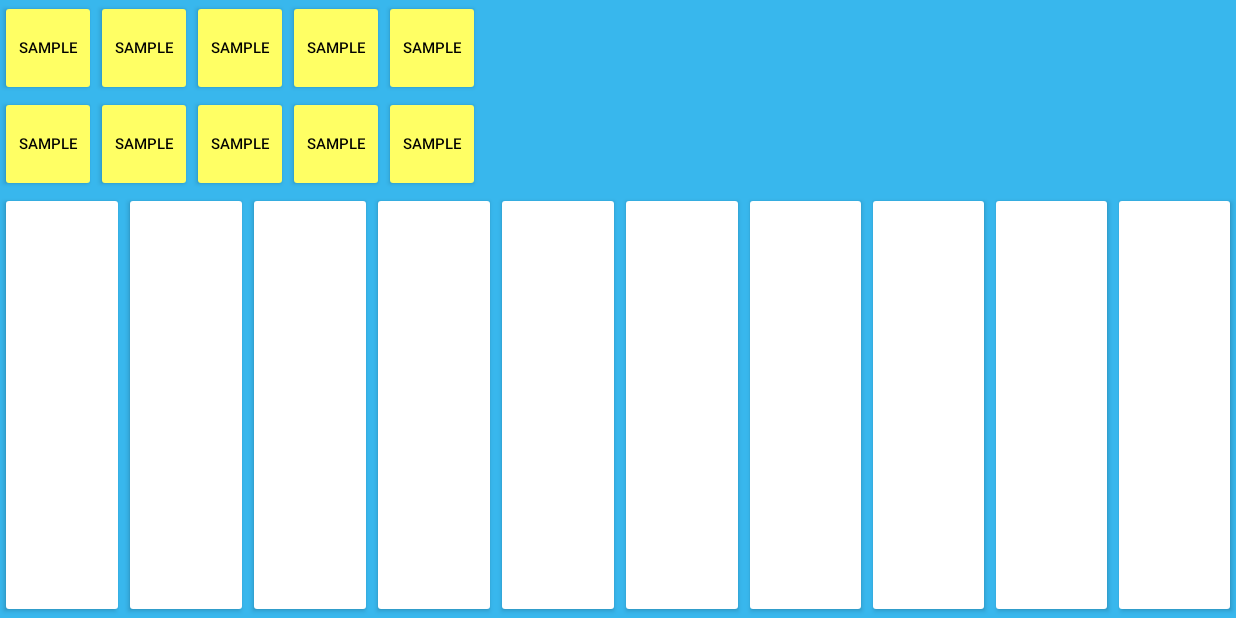
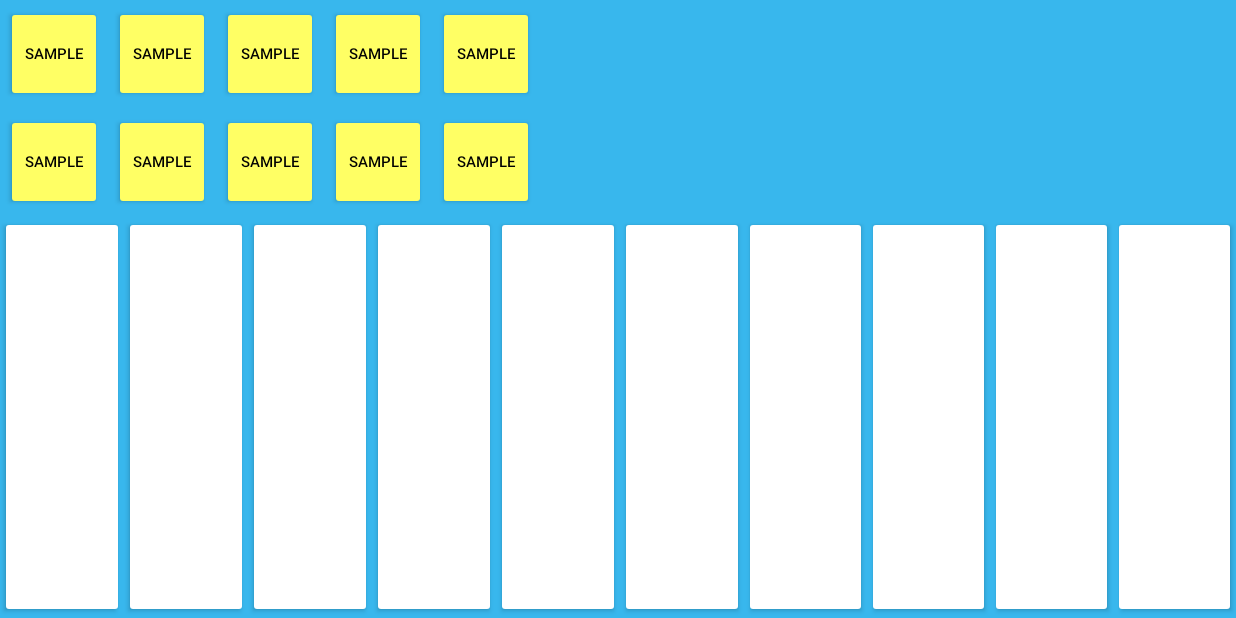
Before and after one commit to troyspencer/GenesKeyboardDeluxe, an Android app: the screen it shows after launch (MainActivity), on a phone screen of 824 x 412 dp (held sideways). Run offline under Robolectric (Android 15) with nearby library versions, the phone set to English and light mode, and no system bars.

Commit message:
tablet and phone ui support

```diff
--- a/Application/src/main/res/layout-sw600dp-land/activity_main.xml
+++ b/Application/src/main/res/layout-sw600dp-land/activity_main.xml
@@ -22,36 +22,167 @@
 
     <RelativeLayout
         android:layout_width="match_parent"
+        android:layout_height="match_parent"
+        android:background="#38b7ed">
+
+        <LinearLayout
+            android:orientation="vertical"
+            android:layout_width="match_parent"
+            android:layout_height="match_parent">
+
+            <GridLayout
+                android:layout_width="wrap_content"
+                android:layout_height="wrap_content"
+                android:columnCount="5"
+                android:rowCount="2"
+                android:useDefaultMargins="true"
+                android:id="@+id/myGrid"
+                android:layout_gravity="left">
+
+
+                <Button
+                    android:layout_width="103dp"
+                    android:layout_height="103dp"
+                    android:text="Sample"
+                    android:id="@+id/button11"
+                    android:contextClickable="false"
+                    android:textColor="#000000" />
+
+                <Button
+                    android:layout_width="103dp"
+                    android:layout_height="103dp"
+                    android:text="Sample"
+                    android:id="@+id/button12"
+                    android:contextClickable="false"
+                    android:textColor="#000000" />
+
+                <Button
+                    android:layout_width="103dp"
+                    android:layout_height="103dp"
+                    android:text="Sample"
+                    android:id="@+id/button13"
+                    android:contextClickable="false"
+                    android:textColor="#000000" />
+
+                <Button
+                    android:layout_width="103dp"
+                    android:layout_height="103dp"
+                    android:text="Sample"
+                    android:id="@+id/button14"
+                    android:contextClickable="false"
+                    android:textColor="#000000" />
+
+                <Button
+                    android:layout_width="103dp"
+                    android:layout_height="103dp"
+                    android:text="Sample"
+                    android:id="@+id/button15"
+                    android:contextClickable="false"
+                    android:textColor="#000000" />
+
+                <Button
+                    android:layout_width="103dp"
+                    android:layout_height="103dp"
+                    android:text="Sample"
+                    android:id="@+id/button21"
+                    android:contextClickable="false"
+                    android:textColor="#000000" />
+
+                <Button
+                    android:layout_width="103dp"
+                    android:layout_height="103dp"
+                    android:text="Sample"
+                    android:id="@+id/button22"
+                    android:contextClickable="false"
+                    android:textColor="#000000" />
+
+                <Button
+                    android:layout_width="103dp"
+                    android:layout_height="103dp"
+                    android:text="Sample"
+                    android:id="@+id/button23"
+                    android:contextClickable="false"
+                    android:textColor="#000000" />
+
+                <Button
+                    android:layout_width="103dp"
+                    android:layout_height="103dp"
+                    android:text="Sample"
+                    android:id="@+id/button24"
+                    android:contextClickable="false"
+                    android:textColor="#000000" />
+
+                <Button
+                    android:layout_width="103dp"
+                    android:layout_height="103dp"
+                    android:text="Sample"
+                    android:id="@+id/button25"
+                    android:contextClickable="false"
+                    android:textColor="#000000" />
+            </GridLayout>
+
+            <LinearLayout
+                android:orientation="horizontal"
+                android:layout_width="match_parent"
                 android:layout_height="match_parent">
 
                 <Button
-            android:layout_width="86dp"
-            android:layout_height="86dp"
-            android:text="New Button"
-            android:id="@+id/button"
-            android:layout_marginLeft="22dp"
-            android:layout_marginTop="26dp"
-            android:background="@android:color/transparent"
-            android:textColor="#000000" />
+                    android:layout_width="match_parent"
+                    android:layout_height="match_parent"
+                    android:id="@+id/key1"
+                    android:layout_weight="1" />
 
                 <Button
-            android:layout_width="86dp"
-            android:layout_height="86dp"
-            android:text="New Button"
-            android:id="@+id/button2"
-            android:layout_marginTop="26dp"
-            android:layout_marginLeft="152dp"
-            android:background="@android:color/transparent"
-            android:textColor="#000000" />
+                    android:layout_width="match_parent"
+                    android:layout_height="match_parent"
+                    android:id="@+id/key2"
+                    android:layout_weight="1" />
+                <Button
+                    android:layout_width="match_parent"
+                    android:layout_height="match_parent"
+                    android:id="@+id/key3"
+                    android:layout_weight="1" />
 
                 <Button
-            android:layout_width="86dp"
-            android:layout_height="86dp"
-            android:text="New Button"
-            android:id="@+id/button3"
-            android:layout_marginTop="26dp"
-            android:layout_marginLeft="284dp"
-            android:textColor="#000000" />
+                    android:layout_width="match_parent"
+                    android:layout_height="match_parent"
+                    android:id="@+id/key4"
+                    android:layout_weight="1" />
+                <Button
+                    android:layout_width="match_parent"
+                    android:layout_height="match_parent"
+                    android:id="@+id/key5"
+                    android:layout_weight="1" />
+
+                <Button
+                    android:layout_width="match_parent"
+                    android:layout_height="match_parent"
+                    android:id="@+id/key6"
+                    android:layout_weight="1" />
+                <Button
+                    android:layout_width="match_parent"
+                    android:layout_height="match_parent"
+                    android:id="@+id/key7"
+                    android:layout_weight="1" />
+
+                <Button
+                    android:layout_width="match_parent"
+                    android:layout_height="match_parent"
+                    android:id="@+id/key8"
+                    android:layout_weight="1" />
+                <Button
+                    android:layout_width="match_parent"
+                    android:layout_height="match_parent"
+                    android:id="@+id/key9"
+                    android:layout_weight="1" />
+
+                <Button
+                    android:layout_width="match_parent"
+                    android:layout_height="match_parent"
+                    android:id="@+id/key10"
+                    android:layout_weight="1" />
+            </LinearLayout>
+        </LinearLayout>
 
         <ImageView
             android:layout_width="match_parent"
@@ -59,7 +190,9 @@
             android:id="@+id/imageView"
             android:src="@drawable/keyboard"
             android:scaleType="fitXY"
-            android:paddingLeft="0dp" />
+            android:paddingLeft="0dp"
+            android:alpha="0"
+            android:backgroundTint="#ffffff" />
 
     </RelativeLayout>
 
--- a/Application/src/main/res/layout/activity_main.xml
+++ b/Application/src/main/res/layout/activity_main.xml
@@ -35,7 +35,7 @@
                 android:layout_height="wrap_content"
                 android:columnCount="5"
                 android:rowCount="2"
-                android:useDefaultMargins="false"
+                android:useDefaultMargins="true"
                 android:id="@+id/myGrid"
                 android:layout_gravity="left">
 
@@ -45,90 +45,90 @@
                     android:layout_height="64dp"
                     android:text="Sample"
                     android:id="@+id/button11"
-                    android:textSize="10dp"
                     android:contextClickable="false"
-                    android:textColor="#000000" />
+                    android:textColor="#000000"
+                    android:textSize="10dp" />
 
                 <Button
                     android:layout_width="64dp"
                     android:layout_height="64dp"
                     android:text="Sample"
                     android:id="@+id/button12"
-                    android:textSize="10dp"
                     android:contextClickable="false"
-                    android:textColor="#000000" />
+                    android:textColor="#000000"
+                    android:textSize="10dp" />
 
                 <Button
                     android:layout_width="64dp"
                     android:layout_height="64dp"
                     android:text="Sample"
                     android:id="@+id/button13"
-                    android:textSize="10dp"
                     android:contextClickable="false"
-                    android:textColor="#000000" />
+                    android:textColor="#000000"
+                    android:textSize="10dp" />
 
                 <Button
                     android:layout_width="64dp"
                     android:layout_height="64dp"
                     android:text="Sample"
                     android:id="@+id/button14"
-                    android:textSize="10dp"
                     android:contextClickable="false"
-                    android:textColor="#000000" />
+                    android:textColor="#000000"
+                    android:textSize="10dp" />
 
                 <Button
                     android:layout_width="64dp"
                     android:layout_height="64dp"
                     android:text="Sample"
                     android:id="@+id/button15"
-                    android:textSize="10dp"
                     android:contextClickable="false"
-                    android:textColor="#000000" />
+                    android:textColor="#000000"
+                    android:textSize="10dp" />
 
                 <Button
                     android:layout_width="64dp"
                     android:layout_height="64dp"
                     android:text="Sample"
                     android:id="@+id/button21"
-                    android:textSize="10dp"
                     android:contextClickable="false"
-                    android:textColor="#000000" />
+                    android:textColor="#000000"
+                    android:textSize="10dp" />
 
                 <Button
                     android:layout_width="64dp"
                     android:layout_height="64dp"
                     android:text="Sample"
                     android:id="@+id/button22"
-                    android:textSize="10dp"
                     android:contextClickable="false"
-                    android:textColor="#000000" />
+                    android:textColor="#000000"
+                    android:textSize="10dp" />
 
                 <Button
                     android:layout_width="64dp"
                     android:layout_height="64dp"
                     android:text="Sample"
                     android:id="@+id/button23"
-                    android:textSize="10dp"
                     android:contextClickable="false"
-                    android:textColor="#000000" />
+                    android:textColor="#000000"
+                    android:textSize="10dp" />
 
                 <Button
                     android:layout_width="64dp"
                     android:layout_height="64dp"
                     android:text="Sample"
                     android:id="@+id/button24"
-                    android:textSize="10dp"
                     android:contextClickable="false"
-                    android:textColor="#000000" />
+                    android:textColor="#000000"
+                    android:textSize="10dp" />
 
                 <Button
                     android:layout_width="64dp"
                     android:layout_height="64dp"
                     android:text="Sample"
                     android:id="@+id/button25"
-                    android:textSize="10dp"
                     android:contextClickable="false"
-                    android:textColor="#000000" />
+                    android:textColor="#000000"
+                    android:textSize="10dp" />
             </GridLayout>
 
             <LinearLayout
```
Also changed, not shown: 23 other files. Lines whose indentation alone changed are shown as unchanged.
